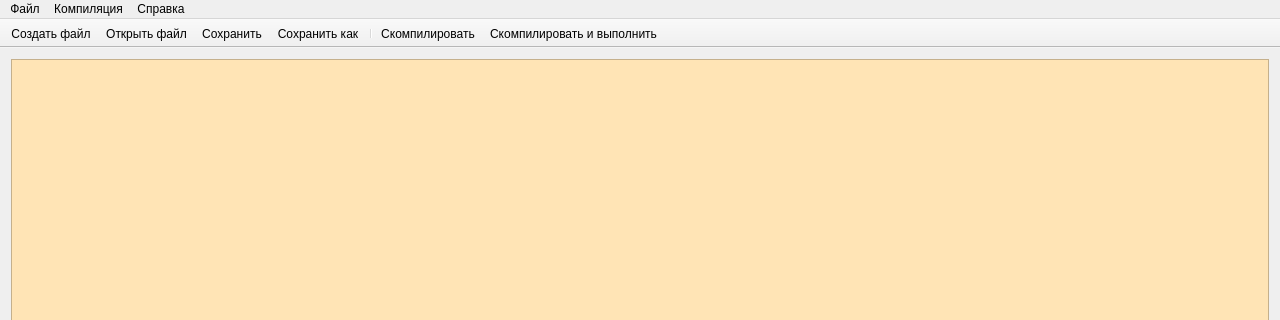
Above: mainwindow.ui from ArtemVetik/RustCompilerQt before the change; both pictures show x 0 to 1280 and y 0 to 320 of the 1280 by 720 pixel window. Below: the same form after it.
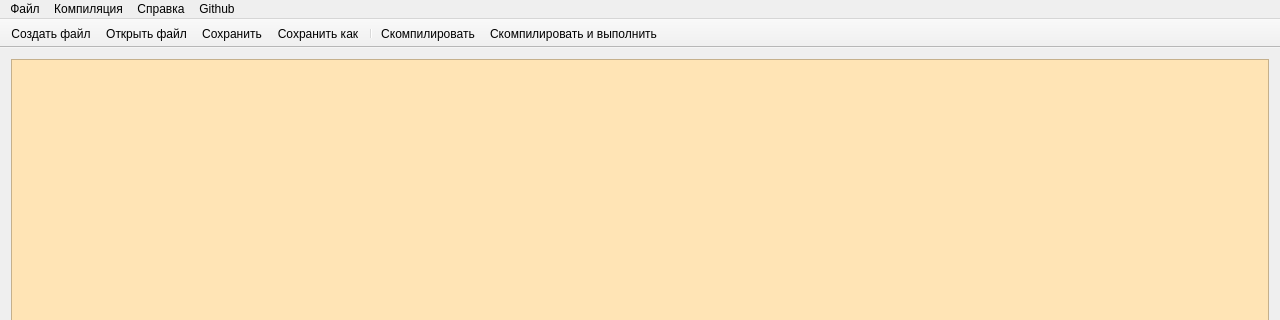
That is the form after the change. Icons and pictures are not drawn. Custom widgets are drawn as their Qt base class.

Commit message: added github links

Patch:
```diff
--- a/mainwindow.ui
+++ b/mainwindow.ui
@@ -150,7 +150,7 @@
      <x>0</x>
      <y>0</y>
      <width>1280</width>
-     <height>21</height>
+     <height>26</height>
     </rect>
    </property>
    <widget class="QMenu" name="fileMenu">
@@ -181,9 +181,18 @@
     <addaction name="separator"/>
     <addaction name="aboutButton"/>
    </widget>
+   <widget class="QMenu" name="menuGithub">
+    <property name="title">
+     <string>Github</string>
+    </property>
+    <addaction name="actionQt"/>
+    <addaction name="actionRustCompiler"/>
+    <addaction name="actionDocumentation"/>
+   </widget>
    <addaction name="fileMenu"/>
    <addaction name="compileMenu"/>
    <addaction name="helpMenu"/>
+   <addaction name="menuGithub"/>
   </widget>
   <widget class="QDockWidget" name="messageBar">
    <property name="sizePolicy">
```
Left out of the diff: 15 changed lines with no effect on the pictures. The commit also changes 3 other files.
